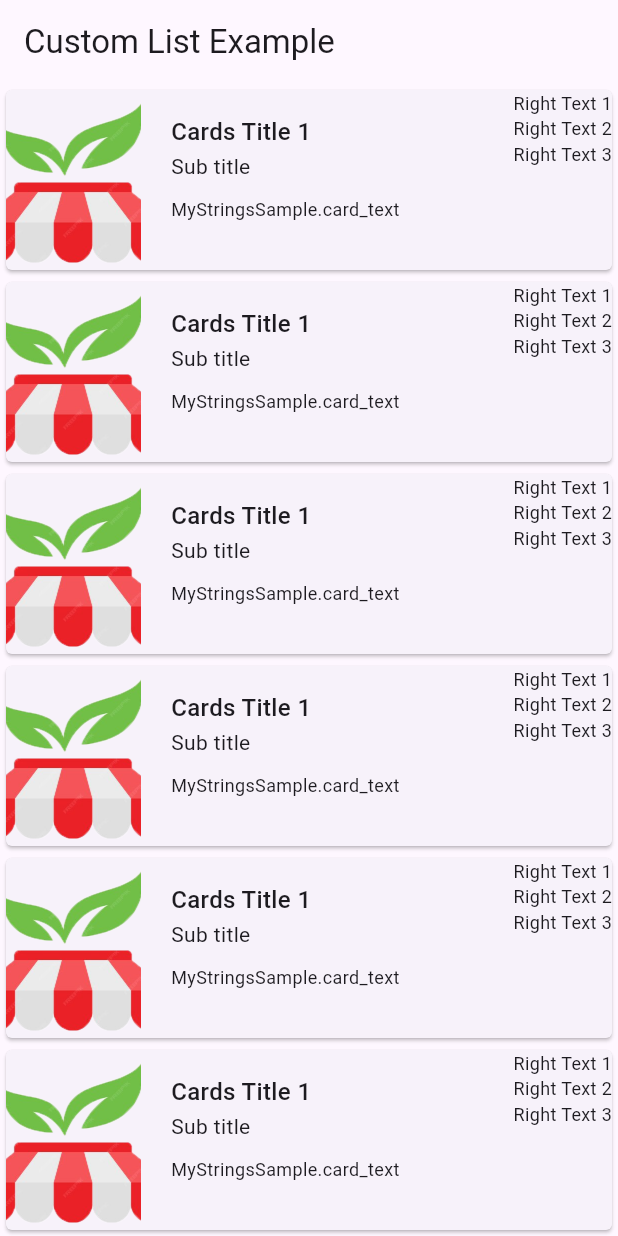
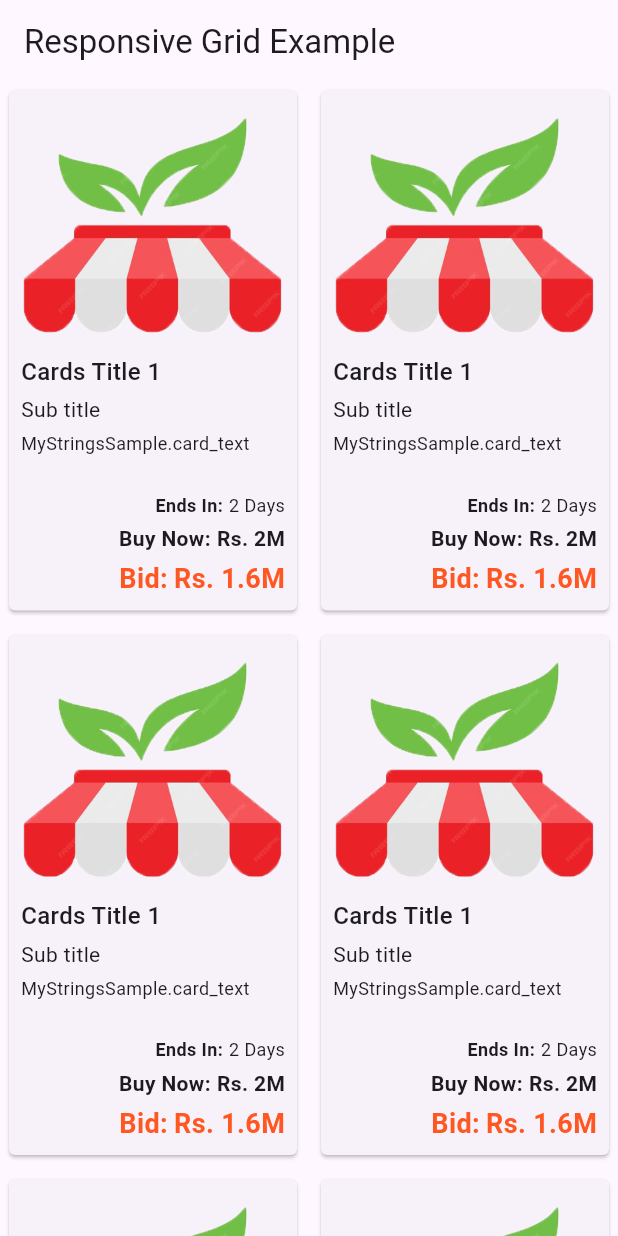
Before and after one commit to mtsachintha/FarmMart, a Flutter app: the screen it shows after launch, on a phone screen of 412 x 824 dp. Run offline on Flutter 3.47's test engine with Material 3 defaults, Android fonts, the light colour scheme and no system bars; our stand-ins replace smooth_page_indicator.

Commit message:
responsive grid layout

```diff
--- a/lib/list_example.dart
+++ b/lib/list_example.dart
@@ -1,52 +1,45 @@
 import 'package:flutter/material.dart';
 
-class MyListScreen extends StatelessWidget {
+class MyResponsiveGridScreen extends StatelessWidget {
   final List<String> items = List<String>.generate(10, (i) => "Item $i");
 
   @override
   Widget build(BuildContext context) {
+    // Define the fixed width of each item
+    final double itemWidth = 200;
+
     return Scaffold(
       appBar: AppBar(
-        title: Text('Custom List Example'),
+        title: Text('Responsive Grid Example'),
       ),
-      body: ListView.builder(
-        itemCount: items.length,
-        itemBuilder: (context, index) {
-          return Card(
+      body: SingleChildScrollView(
+        child: Center(
+          child: Wrap(
+            alignment: WrapAlignment.center,
+            spacing: 8.0, // Horizontal spacing between items
+            runSpacing: 8.0, // Vertical spacing between rows
+            children: items.map((item) {
+              return SizedBox(
+                width: itemWidth,
+                child: Card(
                   shape: RoundedRectangleBorder(
                     borderRadius: BorderRadius.circular(4),
                   ),
                   clipBehavior: Clip.antiAliasWithSaveLayer,
+                  child: Padding(
+                    padding: const EdgeInsets.all(8.0),
                     child: Column(
-              crossAxisAlignment: CrossAxisAlignment.start,
-              children: <Widget>[
-                Row(
                       crossAxisAlignment: CrossAxisAlignment.start,
                       children: <Widget>[
                         // Image widget
                         Image.asset(
                           'assets/logo.png', // Replace with your logo asset path
-                      height: 120,
-                      width: 90,
+                          height: 160,
+                          width: 240,
                           fit: BoxFit.cover,
                         ),
-                    // Add some spacing between the image and the text
-                    Container(width: 20),
-                    // Expanded widget to take up the remaining horizontal space
-                    Expanded(
-                      child: Column(
-                        crossAxisAlignment: CrossAxisAlignment.start,
-                        children: <Widget>[
-                          // Row for the main text fields
-                          Row(
-                            crossAxisAlignment: CrossAxisAlignment.start,
-                            children: <Widget>[
-                              // Main text fields that take up all the free space
-                              Expanded(
-                                child: Column(
-                                  crossAxisAlignment: CrossAxisAlignment.start,
-                                  children: <Widget>[
-                                    Container(height: 16),
+                        SizedBox(height: 8), // Space between image and text
+                        // First text area
                         Text(
                           "Cards Title 1",
                           style: TextStyle(
@@ -54,14 +47,17 @@ class MyListScreen extends StatelessWidget {
                             fontWeight: FontWeight.w500,
                           ),
                         ),
-                                    Container(height: 2),
+                        SizedBox(height: 4), // Space between title and subtitle
+                        // Second text area
                         Text(
                           "Sub title",
                           style: TextStyle(
                             fontSize: 14.0,
                           ),
                         ),
-                                    Container(height: 10),
+                        SizedBox(
+                            height:
+                                4), // Space between subtitle and description
                         Text(
                           "MyStringsSample.card_text",
                           maxLines: 2,
@@ -69,24 +65,75 @@ class MyListScreen extends StatelessWidget {
                             fontSize: 12.0,
                           ),
                         ),
-                                  ],
-                                ),
-                              ),
-                              // Vertical column for the right corner text fields
+                        SizedBox(
+                            height:
+                                24), // Space between subtitle and description
+                        // Footer text areas (in vertical alignment)
                         Column(
                           crossAxisAlignment: CrossAxisAlignment.end,
                           children: <Widget>[
+                            Row(
+                              mainAxisAlignment: MainAxisAlignment
+                                  .end, // Aligns text to the right
+                              children: <Widget>[
                                 Text(
-                                    "Right Text 1",
+                                  "Ends In:",
+                                  style: TextStyle(
+                                      fontSize: 12.0,
+                                      fontWeight: FontWeight.bold),
+                                ),
+                                SizedBox(
+                                    width:
+                                        4), // Add some spacing between the texts
+                                Text(
+                                  "2 Days",
                                   style: TextStyle(fontSize: 12.0),
                                 ),
+                              ],
+                            ),
+                            SizedBox(height: 4),
+                            Row(
+                              mainAxisAlignment: MainAxisAlignment
+                                  .end, // Aligns text to the right
+                              children: <Widget>[
                                 Text(
-                                    "Right Text 2",
-                                    style: TextStyle(fontSize: 12.0),
+                                  "Buy Now:",
+                                  style: TextStyle(
+                                      fontSize: 14.0,
+                                      fontWeight: FontWeight.bold),
                                 ),
+                                SizedBox(
+                                    width:
+                                        4), // Add some spacing between the texts
                                 Text(
-                                    "Right Text 3",
-                                    style: TextStyle(fontSize: 12.0),
+                                  "Rs. 2M",
+                                  style: TextStyle(
+                                      fontSize: 14.0,
+                                      fontWeight: FontWeight.bold),
+                                ),
+                              ],
+                            ),
+                            SizedBox(height: 4),
+                            Row(
+                              mainAxisAlignment: MainAxisAlignment
+                                  .end, // Aligns text to the right
+                              children: <Widget>[
+                                Text(
+                                  "Bid:",
+                                  style: TextStyle(
+                                      fontSize: 18.0,
+                                      fontWeight: FontWeight.w600,
+                                      color: Colors.deepOrange),
+                                ),
+                                SizedBox(
+                                    width:
+                                        4), // Add some spacing between the texts
+                                Text(
+                                  "Rs. 1.6M",
+                                  style: TextStyle(
+                                      fontSize: 18.0,
+                                      fontWeight: FontWeight.w600,
+                                      color: Colors.deepOrange),
                                 ),
                               ],
                             ),
@@ -95,15 +142,14 @@ class MyListScreen extends StatelessWidget {
                       ],
                     ),
                   ),
-                  ],
-                ),
-              ],
                 ),
               );
-        },
+            }).toList(),
+          ),
+        ),
       ),
     );
   }
 }
 
-void main() => runApp(MaterialApp(home: MyListScreen()));
+void main() => runApp(MaterialApp(home: MyResponsiveGridScreen()));
--- a/lib/main.dart
+++ b/lib/main.dart
@@ -13,7 +13,7 @@ class MyApp extends StatelessWidget {
   @override
   Widget build(BuildContext context) {
     return MaterialApp(
-      home: MyListScreen(),
+      home: MyResponsiveGridScreen(),
     );
   }
 }
```
Lines whose indentation alone changed are shown as unchanged.
